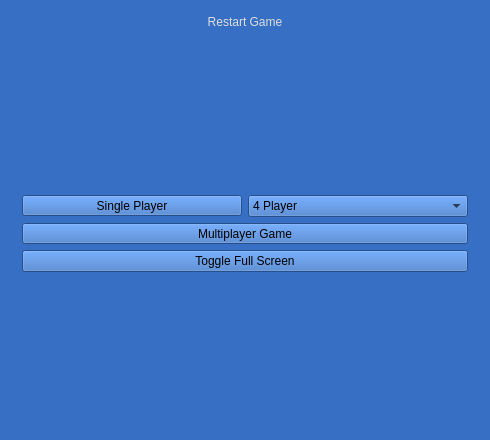
Qt form widget.ui (cakturk/CardGame) before a commit.
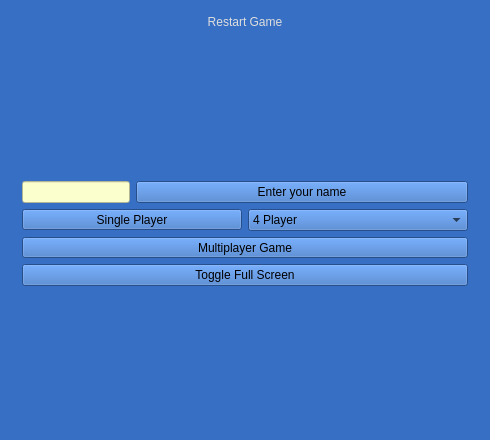
The same form after that commit. The open tabs and pages were chosen to show the change.

Commit message: changed UI, added player name

```diff
--- a/widget.ui
+++ b/widget.ui
@@ -55,16 +55,28 @@
      </property>
      <widget class="QWidget" name="init">
       <layout class="QGridLayout" name="gridLayout_3">
-       <item row="0" column="1">
+       <item row="0" column="0">
         <layout class="QVBoxLayout" name="verticalLayout_2">
          <item>
-          <layout class="QHBoxLayout" name="horizontalLayout" stretch="0,0">
-           <property name="spacing">
-            <number>6</number>
-           </property>
-           <property name="sizeConstraint">
-            <enum>QLayout::SetDefaultConstraint</enum>
-           </property>
+          <layout class="QHBoxLayout" name="horizontalLayout" stretch="0,1">
+           <item>
+            <widget class="QLineEdit" name="lineEditName">
+             <property name="styleSheet">
+              <string notr="true">background-color: rgb(251, 255, 205);</string>
+             </property>
+            </widget>
+           </item>
+           <item>
+            <widget class="QPushButton" name="buttonEnterName">
+             <property name="text">
+              <string>Enter your name</string>
+             </property>
+            </widget>
+           </item>
+          </layout>
+         </item>
+         <item>
+          <layout class="QHBoxLayout" name="horizontalLayout_2">
            <item>
             <widget class="QToolButton" name="buttonSinglePlayer">
              <property name="sizePolicy">
```
Left out of the diff: 4 changed lines with no effect on the pictures. The commit also changes 7 other files.
